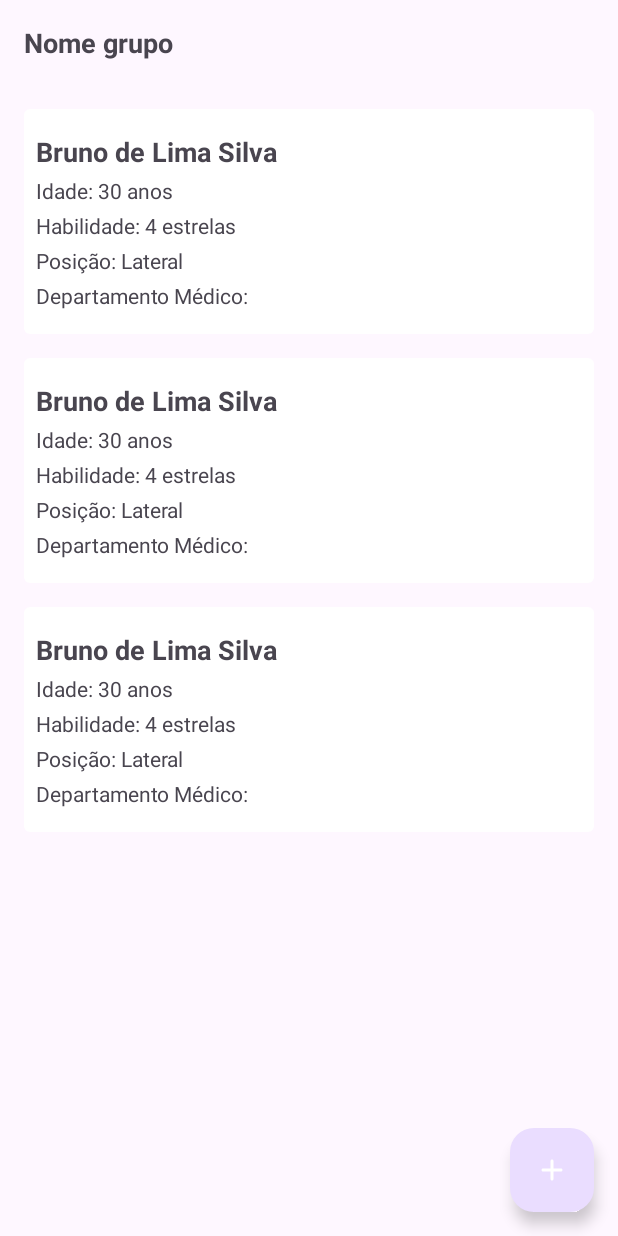
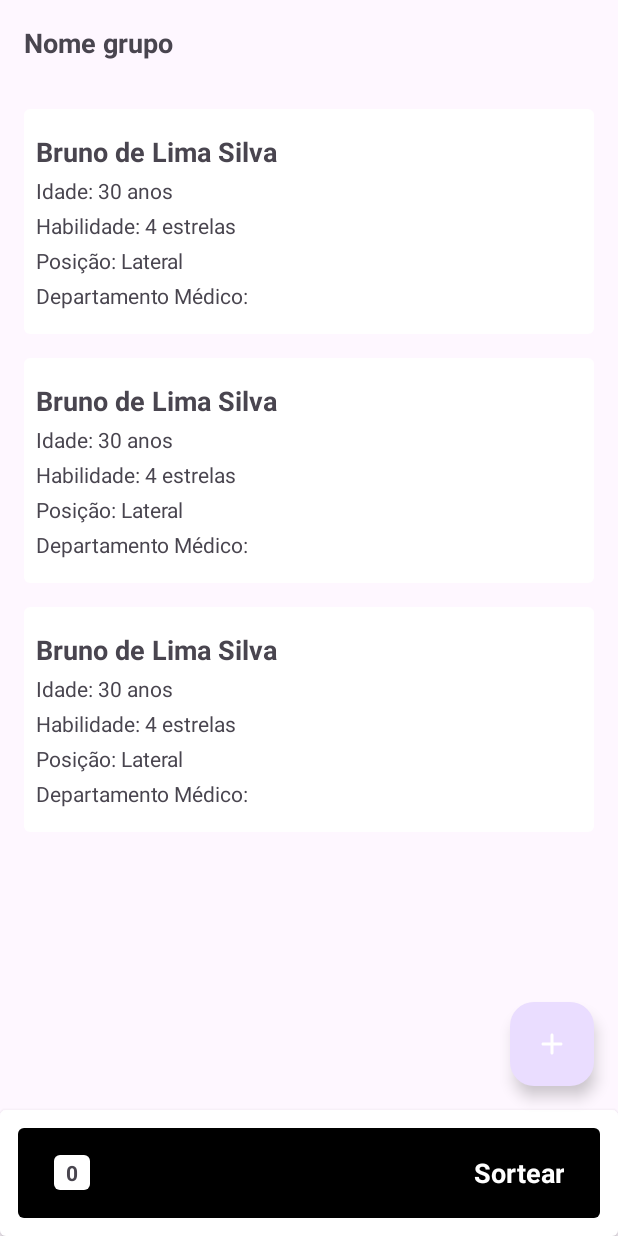
Before and after one commit to brect/smart-soccer, an Android app: the layout fragment_soccer_player.xml on its own in the app's theme, with its tools: preview values and no code run, on a phone screen of 412 x 824 dp. Run offline under Robolectric (Android 15) with nearby library versions, the phone set to English and light mode, and no system bars.

Commit message:
adiciona botão de sortear na tela de jogadores

```diff
--- /dev/null
+++ b/app/src/main/res/drawable/background_rounded_border.xml
@@ -0,0 +1,7 @@
+<?xml version="1.0" encoding="utf-8"?>
+<shape xmlns:android = "http://schemas.android.com/apk/res/android"
+    android:shape = "rectangle">
+    <solid android:color = "@color/white" />
+    <corners
+        android:radius="4dp"/>
+</shape>
--- a/app/src/main/res/layout/fragment_soccer_player.xml
+++ b/app/src/main/res/layout/fragment_soccer_player.xml
@@ -32,7 +32,7 @@
         android:id="@+id/fliper_soccer_players"
         android:layout_width="match_parent"
         android:layout_height="0dp"
-        app:layout_constraintBottom_toBottomOf="parent"
+        app:layout_constraintBottom_toTopOf="@+id/container_raffle"
         app:layout_constraintEnd_toEndOf="parent"
         app:layout_constraintStart_toStartOf="parent"
         app:layout_constraintTop_toBottomOf="@+id/container_groupInfo">
@@ -71,11 +71,59 @@
         android:layout_height="wrap_content"
         android:layout_margin="16dp"
         android:layout_marginEnd="16dp"
-        android:layout_marginBottom="16dp"
         android:src="@drawable/ic_add_round"
         app:backgroundTintMode="src_over"
-        app:layout_constraintBottom_toBottomOf="parent"
+        app:layout_constraintBottom_toBottomOf="@+id/fliper_soccer_players"
         app:layout_constraintEnd_toEndOf="parent"
         app:tint="@color/white" />
 
+    <androidx.constraintlayout.widget.ConstraintLayout
+        android:id="@+id/container_raffle"
+        android:layout_width="match_parent"
+        android:layout_height="84dp"
+        android:background="@drawable/background_rounded_border"
+        android:elevation="4dp"
+        app:layout_constraintBottom_toBottomOf="parent"
+        app:layout_constraintEnd_toEndOf="parent"
+        app:layout_constraintStart_toStartOf="parent"
+        app:layout_constraintTop_toBottomOf="@+id/fliper_soccer_players">
+
+        <LinearLayout
+            android:layout_width="0dp"
+            android:layout_height="0dp"
+            android:layout_margin="12dp"
+            android:background="@drawable/background_rounded_border"
+            android:backgroundTint="#000000"
+            android:gravity="center_vertical"
+            android:orientation="horizontal"
+            app:layout_constraintBottom_toBottomOf="parent"
+            app:layout_constraintEnd_toEndOf="parent"
+            app:layout_constraintStart_toStartOf="parent"
+            app:layout_constraintTop_toTopOf="parent">
+
+            <TextView
+                android:layout_width="wrap_content"
+                android:layout_height="wrap_content"
+                android:layout_marginStart="24dp"
+                android:background="@drawable/background_rounded_border"
+                android:backgroundTint="@color/white"
+                android:paddingHorizontal="8dp"
+                android:paddingVertical="2dp"
+                android:text="0"
+                android:textSize="14sp"
+                android:textStyle="bold" />
+
+            <TextView
+                android:layout_width="match_parent"
+                android:layout_height="wrap_content"
+                android:layout_marginEnd="24dp"
+                android:text="@string/sort"
+                android:textAlignment="textEnd"
+                android:textColor="@color/white"
+                android:textSize="18sp"
+                android:textStyle="bold" />
+        </LinearLayout>
+
+    </androidx.constraintlayout.widget.ConstraintLayout>
+
 </androidx.constraintlayout.widget.ConstraintLayout>
--- a/app/src/main/res/values/strings.xml
+++ b/app/src/main/res/values/strings.xml
@@ -32,4 +32,5 @@
     <string name="details_item_title">Details item</string>
     <string name="idade">idade</string>
     <string name="habilidade">Habilidade</string>
+    <string name="sort">Sortear</string>
 </resources>
```
